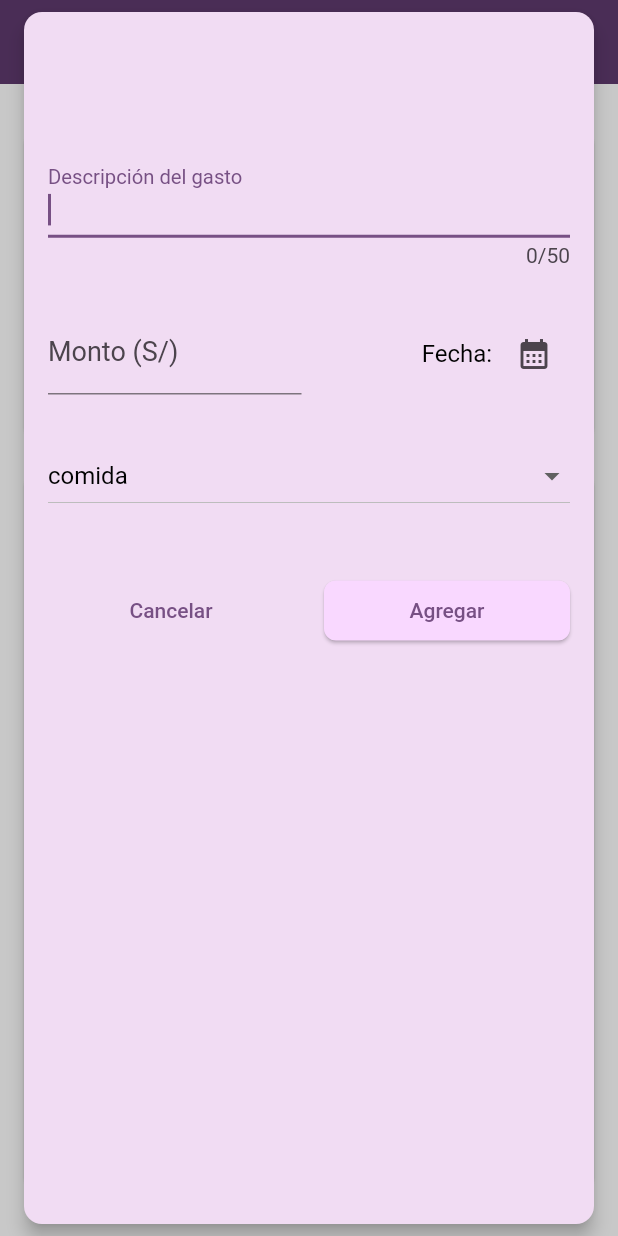
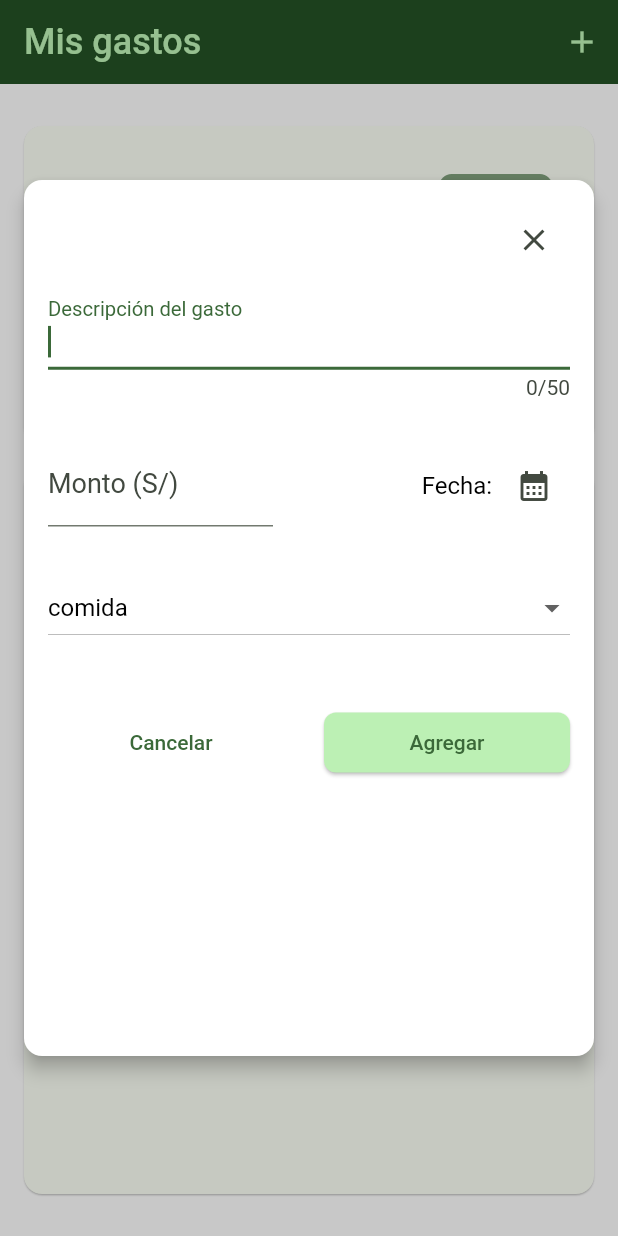
Before and after one commit to diegomejiaio/expenses-app, a Flutter app: the screen it shows after launch, after a tap on the "add" icon, on a phone screen of 412 x 824 dp. Run offline on Flutter 3.47's test engine with Material 2 defaults, Android fonts, the phone set to English and light mode, and no system bars.

Commit message:
v1 ready

```diff
--- a/lib/main.dart
+++ b/lib/main.dart
@@ -2,7 +2,7 @@ import 'package:expenses_app/expenses.dart';
 import 'package:flutter/material.dart';
 
 var kColorScheme = ColorScheme.fromSeed(
-  seedColor: const Color.fromARGB(255, 187, 0, 250),
+  seedColor: Colors.green,
 );
 void main() {
   runApp(
--- a/lib/models/expense.dart
+++ b/lib/models/expense.dart
@@ -1,7 +1,7 @@
 import 'package:uuid/uuid.dart';
 import 'package:intl/intl.dart';
 
-final formatter = DateFormat('dd/MM/yy HH:mm');
+final formatter = DateFormat('dd/MM/yy');
 
 const uuid = Uuid();
 
--- a/lib/widgets/new_expense.dart
+++ b/lib/widgets/new_expense.dart
@@ -81,15 +81,27 @@ class _NewExpenseFormState extends State<NewExpenseForm> {
   @override
   Widget build(BuildContext context) {
     return Card(
+      margin: const EdgeInsets.symmetric(horizontal: 16, vertical: 120),
+      color: Colors.white,
       elevation: 5,
       child: Padding(
         padding: const EdgeInsets.all(16),
         child: Column(
-          crossAxisAlignment: CrossAxisAlignment.center,
           mainAxisAlignment: MainAxisAlignment.start,
           children: [
+            Row(
+              mainAxisAlignment: MainAxisAlignment.end,
+              children: [
+                IconButton(
+                  onPressed: () {
+                    Navigator.pop(context);
+                  },
+                  icon: const Icon(Icons.close),
+                ),
+              ],
+            ),
             const SizedBox(
-              height: 80,
+              height: 8,
             ),
             TextField(
               autofocus: true,
@@ -104,8 +116,10 @@ class _NewExpenseFormState extends State<NewExpenseForm> {
               height: 30,
             ),
             Row(
+              mainAxisAlignment: MainAxisAlignment.spaceBetween,
               children: [
-                Expanded(
+                SizedBox(
+                  width: 150,
                   child: TextField(
                     keyboardType: TextInputType.number,
                     controller: _amountController,
@@ -134,7 +148,8 @@ class _NewExpenseFormState extends State<NewExpenseForm> {
                         icon: const Icon(Icons.calendar_month),
                       ),
                     ],
-                )),
+                  ),
+                ),
               ],
             ),
             const SizedBox(
```
Lines whose indentation alone changed are shown as unchanged.
